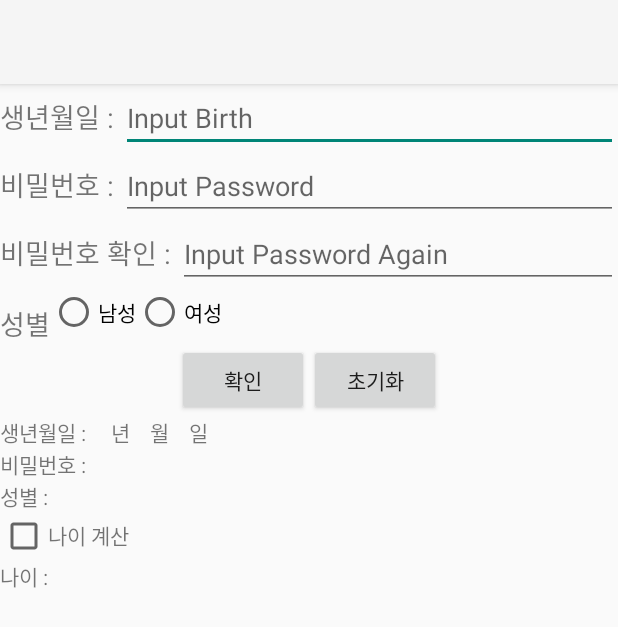
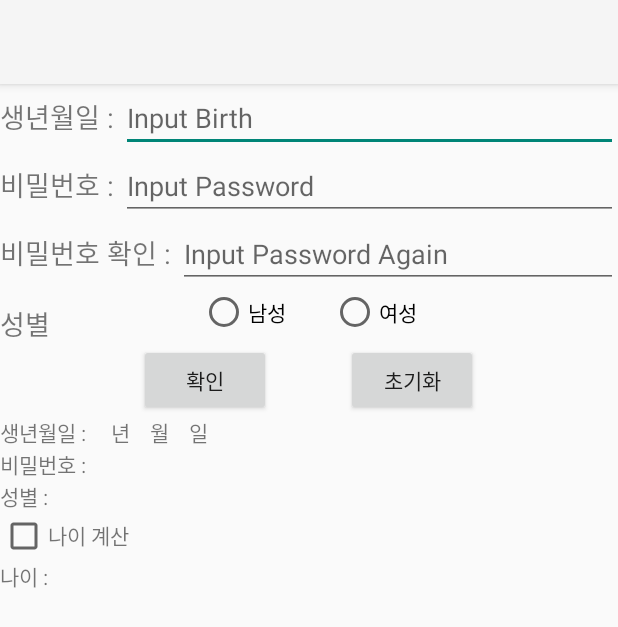
Before and after one commit to Hod0ri/2021-Programming-Study, an Android app: the Test1Activity screen opened directly, with no data from a screen before it, on a phone screen of 412 x 824 dp. Shown: the top 627 px of the screen. Run offline under Robolectric (Android 15) with nearby library versions, the phone set to English and light mode, and no system bars.

Commit message:
[ Android ] - MidTerm Review (Implement Init)

```diff
--- a/College-Lecture/Android/MidTerm_Review/app/src/main/res/layout/activity_test1.xml
+++ b/College-Lecture/Android/MidTerm_Review/app/src/main/res/layout/activity_test1.xml
@@ -87,12 +87,14 @@
                 android:layout_width="wrap_content"
                 android:layout_height="wrap_content"
                 android:layout_weight="1"
+                android:layout_marginLeft="100dp"
                 android:text="남성" />
 
             <RadioButton
                 android:id="@+id/rd_female"
                 android:layout_width="match_parent"
                 android:layout_height="wrap_content"
+                android:layout_marginLeft="30dp"
                 android:layout_weight="1"
                 android:text="여성" />
         </RadioGroup>
@@ -110,6 +112,7 @@
             android:id="@+id/btn_submit"
             android:layout_width="wrap_content"
             android:layout_height="wrap_content"
+            android:layout_marginRight="50dp"
             android:text="확인"
             />
         <Button
```
Also changed, not shown: College-Lecture/Android/MidTerm_Review/app/src/main/java/com/example/midterm_review/Test1Activity.java (+19 -0 lines).
